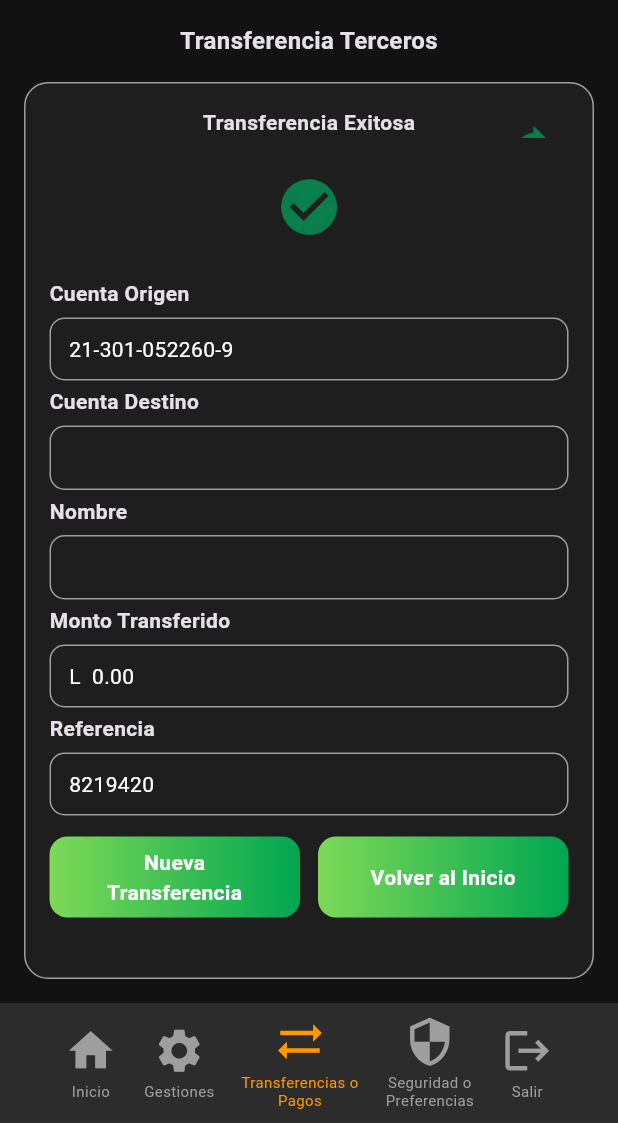
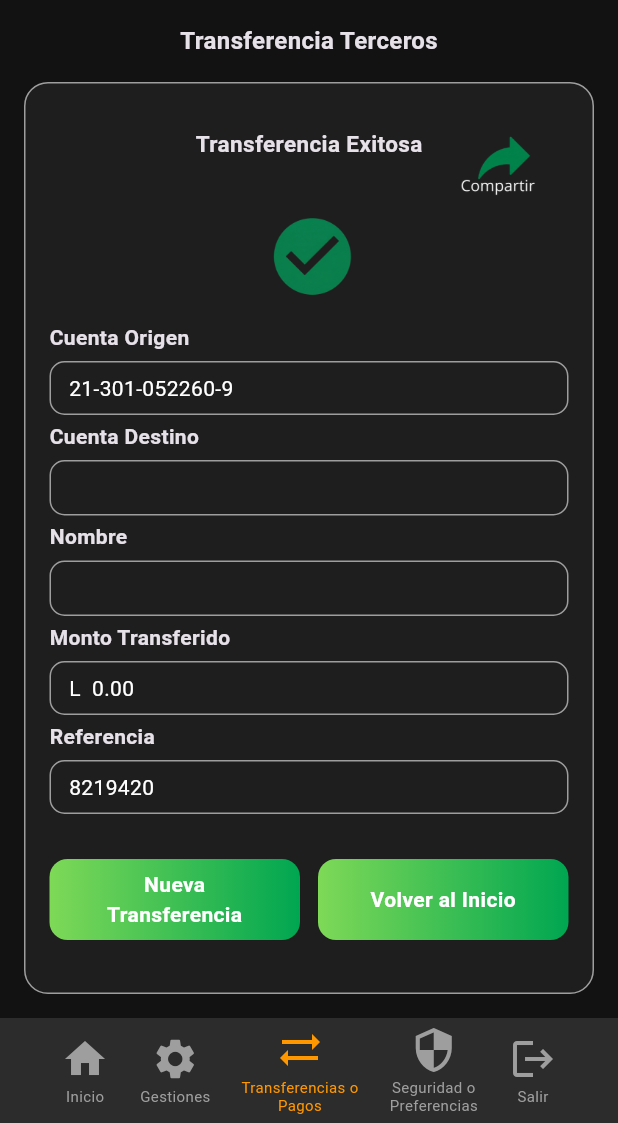
Before and after one commit to amiracommits/BOProto, a Flutter app: the screen it shows after launch, after a tap on "Siguiente", on a phone screen of 412 x 824 dp, the part 113-1236 px from its top. Run offline on Flutter 3.47's test engine with Material 3 defaults, Android fonts, the light colour scheme and no system bars; our stand-ins replace screenshot, share_plus.

Commit message:
backup proyecto BOProt

```diff
--- a/lib/main.dart
+++ b/lib/main.dart
@@ -1,5 +1,8 @@
 import 'package:flutter/material.dart';
 import 'dart:math';
+import 'package:screenshot/screenshot.dart';
+import 'package:share_plus/share_plus.dart';
+import 'dart:io';
 
 class TransferData {
   final String cuentaOrigen;
@@ -34,6 +37,8 @@ class MyApp extends StatelessWidget {
     );
   }
 }
+
+/* PANTALLA DE RECOPILACION DE DATOS PANTALLA 1*/
 
 class TransferScreen extends StatefulWidget {
   const TransferScreen({super.key});
@@ -329,14 +334,24 @@ class _ToggleMock extends StatelessWidget {
   }
 }
 
-//Confirmation Screen la joya de la coronaƒ√
-class ConfirmationScreen extends StatelessWidget {
+/* PANTALLA DE CONFIRMACION PANTALLA 2*/
+
+//esta clase queda como widget que solo recibe datos
+class ConfirmationScreen extends StatefulWidget {
   final TransferData data;
 
   const ConfirmationScreen({super.key, required this.data});
 
+  @override
+  State<ConfirmationScreen> createState() => _ConfirmationScreenState();
+}
+
+// ahora aqui va todo el codigo de el layout de confirmacion
+//corona
+class _ConfirmationScreenState extends State<ConfirmationScreen> {
+  final ScreenshotController screenshotController = ScreenshotController();
+
   String _formatCuenta(String cuenta) {
-    // Aplica máscara 99-333-999999-3
     final digits = cuenta.replaceAll(RegExp(r'\D'), '');
     if (digits.length < 11) return cuenta;
     return '${digits.substring(0, 2)}-${digits.substring(2, 5)}-${digits.substring(5, 11)}-${digits.substring(11, 12)}';
@@ -376,7 +391,12 @@ class ConfirmationScreen extends StatelessWidget {
             child: Center(
               child: Container(
                 margin: const EdgeInsets.symmetric(horizontal: 16),
-                padding: const EdgeInsets.all(16),
+                padding: const EdgeInsets.only(
+                  left: 16,
+                  right: 16,
+                  top: 2,
+                  bottom: 8,
+                ), //este es el margen entre el contenedor y el contenido
                 decoration: BoxDecoration(
                   color: const Color(0xFF1E1E1E),
                   borderRadius: BorderRadius.circular(16),
@@ -385,79 +405,83 @@ class ConfirmationScreen extends StatelessWidget {
                 child: Column(
                   crossAxisAlignment: CrossAxisAlignment.start,
                   children: [
-                    Column(
+                    // 🔹 TÍTULO + COMPARTIR
+                    SizedBox(
+                      height:
+                          76, // 👈 altura explícita para que Positioned no se corte
+                      child: Stack(
                         children: [
-                        // 🔹 TÍTULO + COMPARTIR
-                        Stack(
-                          children: [
-                            // CENTRO REAL
-                            const Center(
+                          // Título centrado absolutamente
+                          const Align(
+                            alignment: Alignment.center,
+                            child: Center(
                               child: Text(
                                 "Transferencia Exitosa",
                                 style: TextStyle(
-                                  fontSize: 14,
+                                  fontSize: 15,
                                   fontWeight: FontWeight.bold,
                                 ),
                               ),
                             ),
-
-                            // DERECHA
+                          ),
+                          // Share anclado a la derecha
                           Positioned(
-                              right: 0,
-                              top: 0,
+                            right: 20,
+                            top: 30,
                             child: Column(
+                              crossAxisAlignment: CrossAxisAlignment
+                                  .end, // 👈 alinea a la derecha
                               children: [
                                 Image.asset(
                                   'assets/images/share001.png',
-                                    height: 42,
-                                    width: 42,
-                                  ),
-                                  const SizedBox(height: 2),
-                                  const Text(
-                                    "Compartir",
-                                    style: TextStyle(
-                                      fontSize: 11,
-                                      color: Colors.white,
-                                    ),
+                                  height: 45,
+                                  width: 60,
                                 ),
                               ],
                             ),
                           ),
                         ],
                       ),
+                    ),
 
-                        const SizedBox(height: 12),
+                    const SizedBox(height: 0),
 
                     // 🔹 CHECK CENTRADO
                     Center(
                       child: Image.asset(
                         'assets/images/check001.png',
-                            height: 70,
-                            width: 70,
+                        height: 75, //tamano de el check
+                        width: 75, //tamano de el check
                       ),
                     ),
 
-                        const SizedBox(height: 12),
-                      ],
-                    ),
+                    const SizedBox(height: 6),
 
                     // Campos de confirmación
                     _ConfirmField(
-                        label: "Cuenta Origen", value: data.cuentaOrigen),
+                        label: "Cuenta Origen",
+                        value: widget.data.cuentaOrigen),
                     const SizedBox(height: 4),
                     _ConfirmField(
                         label: "Cuenta Destino",
-                        value: _formatCuenta(data.cuentaDestino)),
+                        value: _formatCuenta(widget.data.cuentaDestino)),
                     const SizedBox(height: 4),
-                    _ConfirmField(label: "Nombre", value: data.nombre),
+                    _ConfirmField(
+                      label: "Nombre",
+                      value: widget.data.nombre.toUpperCase(),
+                      singleLine:
+                          true, // 👈 este campo se corta si es muy grande la cadena
+                    ),
                     const SizedBox(height: 4),
                     _ConfirmField(
                         label: "Monto Transferido",
-                        value: _formatMonto(data.monto)),
+                        value: _formatMonto(widget.data.monto)),
                     const SizedBox(height: 4),
                     _ConfirmField(label: "Referencia", value: referencia),
 
-                    const SizedBox(height: 14),
+                    const SizedBox(
+                        height:
+                            30), //space between last textbox and green buttons
 
                     // Botones
                     Row(
@@ -490,12 +514,17 @@ class ConfirmationScreen extends StatelessWidget {
   }
 }
 
-// Campo de solo lectura con label en negrita
+// campo de solo lectura para confirmacion
 class _ConfirmField extends StatelessWidget {
   final String label;
   final String value;
+  final bool singleLine; // 👈 parametro que controla el overflow de texto
 
-  const _ConfirmField({required this.label, required this.value});
+  const _ConfirmField({
+    required this.label,
+    required this.value,
+    this.singleLine = false,
+  });
 
   @override
   Widget build(BuildContext context) {
@@ -512,13 +541,16 @@ class _ConfirmField extends StatelessWidget {
         const SizedBox(height: 6),
         Container(
           width: double.infinity,
-          padding: const EdgeInsets.symmetric(horizontal: 12, vertical: 10),
+          padding: const EdgeInsets.symmetric(horizontal: 12, vertical: 7),
           decoration: BoxDecoration(
             border: Border.all(color: Colors.grey),
             borderRadius: BorderRadius.circular(10),
           ),
           child: Text(
             value,
+            maxLines: singleLine ? 1 : null, // 👈
+            overflow:
+                singleLine ? TextOverflow.ellipsis : TextOverflow.visible, // 👈
             style: const TextStyle(color: Colors.white, fontSize: 14),
           ),
         ),
@@ -568,9 +600,9 @@ class _BottomNav extends StatelessWidget {
   @override
   Widget build(BuildContext context) {
     return Container(
-      height: 80,
+      height: 70,
       color: const Color(0xFF2C2C2C), // 👈 gris oscuro más parecido al mockup
-      padding: const EdgeInsets.symmetric(horizontal: 25), // 👈 más margen
+      padding: const EdgeInsets.symmetric(horizontal: 20), // 👈 más margen
       child: Row(
         mainAxisAlignment:
             MainAxisAlignment.spaceEvenly, // 👈 agrupa más al centro
@@ -613,7 +645,7 @@ class _NavItem extends StatelessWidget {
       crossAxisAlignment: CrossAxisAlignment.center,
       mainAxisSize: MainAxisSize.min, // 👈 no ocupa más espacio del necesario
       children: [
-        Icon(icon, color: color, size: 35),
+        Icon(icon, color: color, size: 32),
         const SizedBox(height: 4),
         Flexible(
           child: Text(
--- a/pubspec.yaml
+++ b/pubspec.yaml
@@ -30,6 +30,9 @@ environment:
 dependencies:
   flutter:
     sdk: flutter
+
+  share_plus: ^7.2.1
+  screenshot: ^2.1.0
 
 
   # The following adds the Cupertino Icons font to your application.
```
Also changed, not shown: assets/images/check001.png, assets/images/share001.png, notesco.txt (line endings or trailing spaces), pubspec.lock, 6 other files. Lines whose indentation alone changed are shown as unchanged.
